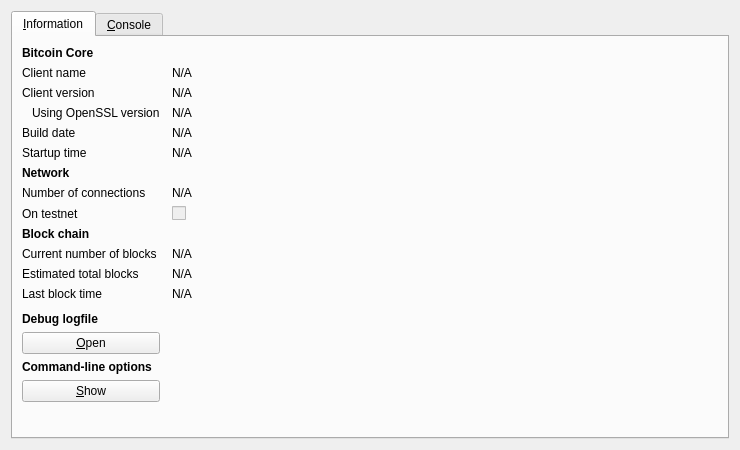
Above: src/qt/forms/rpcconsole.ui from PsycheDox/CalCoin before the change. Below: the same form after it.
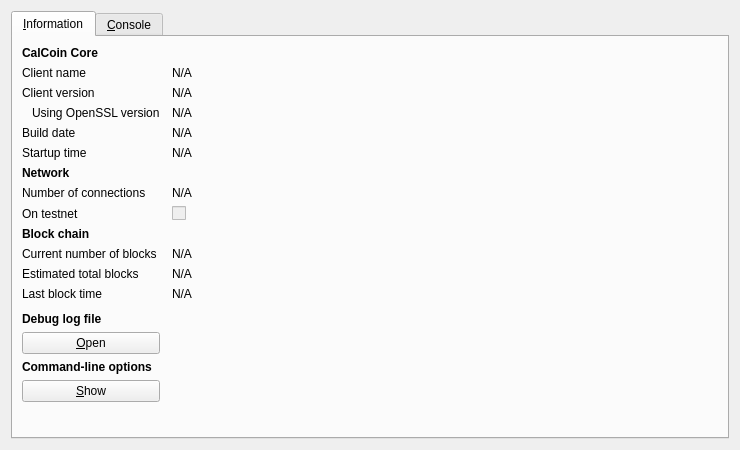
That is the form after the change. Icons and pictures are not drawn.

Patch:
```diff
--- a/src/qt/forms/rpcconsole.ui
+++ b/src/qt/forms/rpcconsole.ui
@@ -36,7 +36,7 @@
           </font>
          </property>
          <property name="text">
-          <string>Bitcoin Core</string>
+          <string>CalCoin Core</string>
          </property>
         </widget>
        </item>
@@ -315,7 +315,7 @@
           </font>
          </property>
          <property name="text">
-          <string>Debug logfile</string>
+          <string>Debug log file</string>
          </property>
         </widget>
        </item>
```
Left out of the diff: 9 changed lines with no effect on the pictures.
